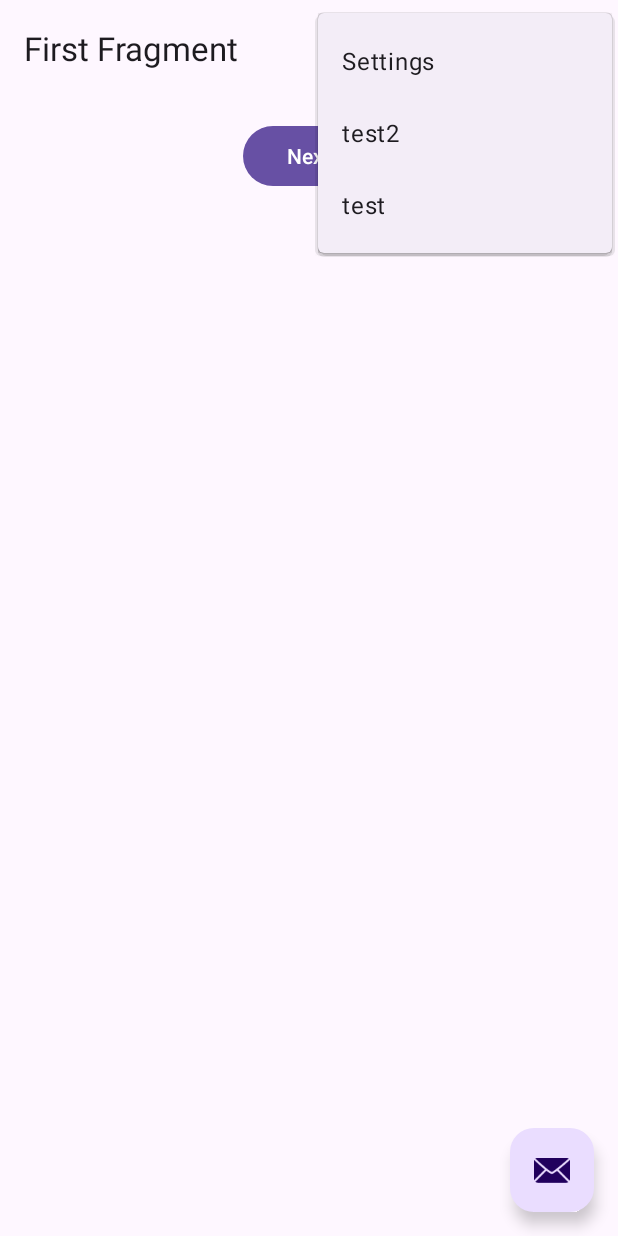
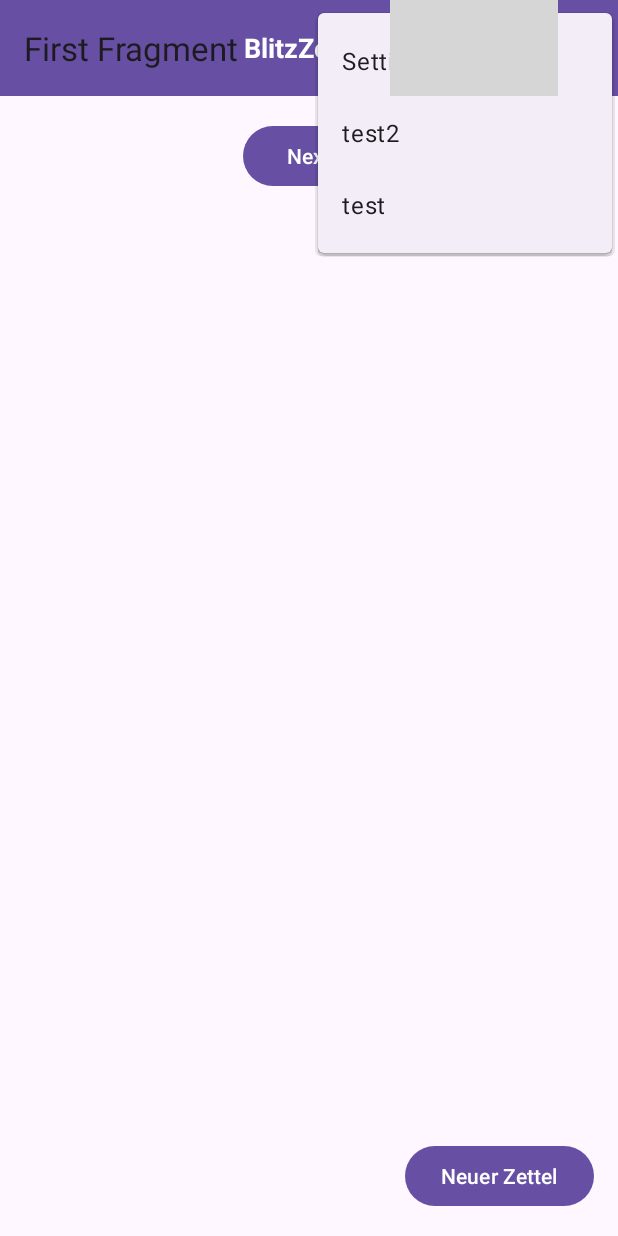
Before and after one commit to SarantisK/BlitzZettel_SWT, an Android app: the screen it shows after launch (MainActivity), with the options menu open, on a phone screen of 412 x 824 dp. Run offline under Robolectric (Android 15) with nearby library versions, the phone set to English and light mode, and no system bars; our stand-ins replace navigation-ui; network calls fail; 2 statements that could not run were skipped; grey boxes are pictures that could not be loaded.

Commit message:
main xml

```diff
--- a/app/src/main/res/layout/activity_main.xml
+++ b/app/src/main/res/layout/activity_main.xml
@@ -1,33 +1,78 @@
 <?xml version="1.0" encoding="utf-8"?>
-<androidx.coordinatorlayout.widget.CoordinatorLayout xmlns:android="http://schemas.android.com/apk/res/android"
-    xmlns:app="http://schemas.android.com/apk/res-auto"
-    xmlns:tools="http://schemas.android.com/tools"
+<RelativeLayout xmlns:android="http://schemas.android.com/apk/res/android"
     android:layout_width="match_parent"
     android:layout_height="match_parent"
-    android:fitsSystemWindows="true"
-    tools:context=".MainActivity">
+    xmlns:app="http://schemas.android.com/apk/res-auto"
+    xmlns:tools="http://schemas.android.com/tools">
 
-    <com.google.android.material.appbar.AppBarLayout
+    <!-- Toolbar -->
+    <androidx.appcompat.widget.Toolbar
+        android:id="@+id/toolbar"
         android:layout_width="match_parent"
-        android:layout_height="wrap_content"
-        android:fitsSystemWindows="true">
+        android:layout_height="?attr/actionBarSize"
+        android:background="?attr/colorPrimary"
+        android:theme="?attr/actionBarTheme">
 
-        <com.google.android.material.appbar.MaterialToolbar
-            android:id="@+id/toolbar"
+        <!-- Titel der Toolbar -->
+        <TextView
+            android:id="@+id/toolbarTitle"
+            android:layout_width="wrap_content"
+            android:layout_height="wrap_content"
+            android:text="BlitzZettel"
+            android:textColor="#fff"
+            android:textSize="18sp"
+            android:textStyle="bold" />
+
+        <!-- Einstellungs-Icon -->
+        <ImageView
+            android:id="@+id/settingsIcon"
+            android:layout_width="wrap_content"
+            android:layout_height="wrap_content"
+            android:layout_gravity="end|center_vertical"
+            android:src="@drawable/ic_settings"
+            android:padding="8dp" />
+    </androidx.appcompat.widget.Toolbar>
+
+    <fragment
+        android:id="@+id/nav_host_fragment_content_main"
+        android:name="androidx.navigation.fragment.NavHostFragment"
+        android:layout_width="match_parent"
+        android:layout_height="match_parent"
+        android:layout_below="@id/toolbar"
+        app:defaultNavHost="true"
+        app:navGraph="@navigation/nav_graph"/>
+
+    <!-- Restliches Layout -->
+    <LinearLayout
+        android:layout_width="match_parent"
+        android:layout_height="match_parent"
+        android:orientation="vertical">
+
+        <!-- Platzhalter für die Zettelansicht -->
+        <FrameLayout
+            android:id="@+id/container"
             android:layout_width="match_parent"
-            android:layout_height="?attr/actionBarSize" />
+            android:layout_height="0dp"
+            android:layout_weight="1"
+            android:padding="16dp" />
 
-    </com.google.android.material.appbar.AppBarLayout>
+        <!-- Add Button unten rechts -->
+        <LinearLayout
+            android:layout_width="wrap_content"
+            android:layout_height="wrap_content"
+            android:layout_gravity="bottom|end"
+            android:layout_margin="16dp">
 
-    <include layout="@layout/content_main" />
+            <Button
+                android:id="@+id/addButton"
+                android:layout_width="wrap_content"
+                android:layout_height="wrap_content"
+                android:text="Neuer Zettel" />
 
-    <com.google.android.material.floatingactionbutton.FloatingActionButton
-        android:id="@+id/fab"
-        android:layout_width="wrap_content"
-        android:layout_height="wrap_content"
-        android:layout_gravity="bottom|end"
-        android:layout_marginEnd="@dimen/fab_margin"
-        android:layout_marginBottom="16dp"
-        app:srcCompat="@android:drawable/ic_dialog_email" />
 
-</androidx.coordinatorlayout.widget.CoordinatorLayout>
+        </LinearLayout>
+    </LinearLayout>
+
+
+
+</RelativeLayout>
```
